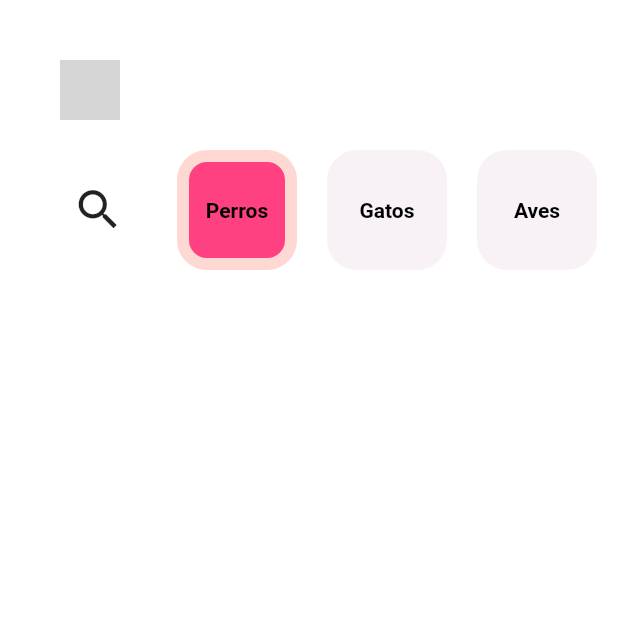
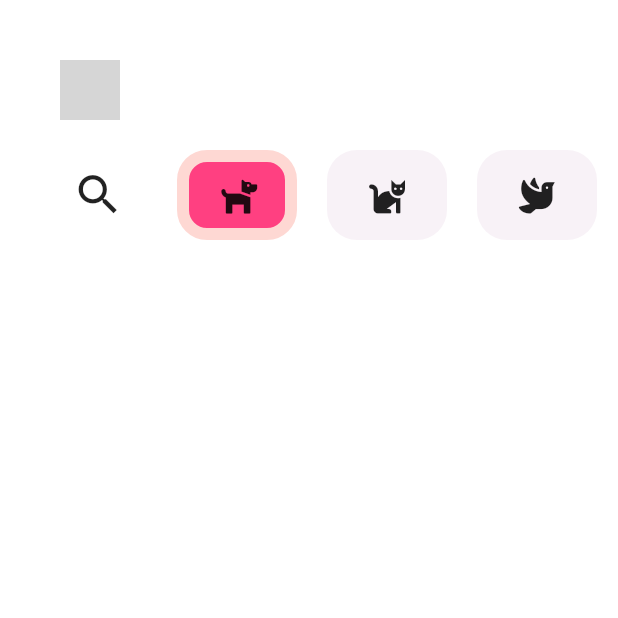
Before and after one commit to yargm/gudpets, a Flutter app: the screen it shows after launch, on a phone screen of 412 x 824 dp, the top half of it. Run offline on Flutter 3.47's test engine with Material 2 defaults, Android fonts, the phone set to English and light mode, and no system bars; our stand-ins replace cloud_firestore, font_awesome_flutter; missing offline and left inert: grouped_buttons; accounts and stored records are empty; network calls fail; Roboto replaces fonts that are missing (Montserrat); grey boxes are pictures that could not be loaded.

Commit message:
agregamos iconos a la barra de filtros las tarjetas de imagenes se acomodaron

```diff
--- a/lib/home.dart
+++ b/lib/home.dart
@@ -1,4 +1,5 @@
 import 'package:flutter/material.dart';
+import 'package:font_awesome_flutter/font_awesome_flutter.dart';
 import 'animal.dart';
 import 'package:cloud_firestore/cloud_firestore.dart';
 import 'models.dart';
@@ -11,9 +12,9 @@ class HomePage extends StatefulWidget {
 class _HomePageState extends State<HomePage> {
   var animales = Firestore.instance.collection('animales').snapshots();
 
-  Widget _categoria(bool _isSelected, String categoria) {
+  Widget _categoria(bool _isSelected, Icon ion) {
     return GestureDetector(
-      onTap: () => print('Seleccionó $categoria'),
+      onTap: () => print('Seleccionó '),
       child: Container(
           margin: EdgeInsets.all(10.0),
           width: 80.0,
@@ -25,13 +26,7 @@ class _HomePageState extends State<HomePage> {
                 : null,
           ),
           child: Center(
-            child: Text(categoria,
-                style: TextStyle(
-                  fontFamily: 'Montserrat',
-                  fontSize: 14.0,
-                  fontWeight: FontWeight.w600,
-                  color: Colors.black,
-                )),
+            child: IconButton(onPressed: () => null, icon: ion),
           )),
     );
   }
@@ -43,7 +38,7 @@ class _HomePageState extends State<HomePage> {
         body: ListView(
           children: <Widget>[
             Container(
-              padding: EdgeInsets.only(left: 40.0, top: 40.0),
+              padding: EdgeInsets.only(left: 40.0, top: 40.0, right: 40),
               alignment: Alignment.centerLeft,
               child: CircleAvatar(
                 child: ClipOval(
@@ -59,7 +54,7 @@ class _HomePageState extends State<HomePage> {
             ),
             SizedBox(height: 10.0),
             Container(
-                height: 100.0,
+                height: 80.0,
                 child: ListView(
                   scrollDirection: Axis.horizontal,
                   children: <Widget>[
@@ -76,10 +71,9 @@ class _HomePageState extends State<HomePage> {
                         ),
                       ),
                     ),
-                    _categoria(true, 'Perros'),
-                    _categoria(false, 'Gatos'),
-                    _categoria(false, 'Aves'),
-                    _categoria(false, 'Otros'),
+                    _categoria(true, Icon(FontAwesomeIcons.dog)),
+                    _categoria(false, Icon(FontAwesomeIcons.cat)),
+                    _categoria(false, Icon(FontAwesomeIcons.dove)),
                   ],
                 )),
             SizedBox(
--- a/lib/models.dart
+++ b/lib/models.dart
@@ -9,8 +9,8 @@ class AnimalModel {
   String edad;
   bool esterilizacion;
   bool vacunacion;
-  dynamic album;
-
+ // dynamic album;
+int id;
 
   AnimalModel(
       {this.desc,
@@ -21,7 +21,9 @@ class AnimalModel {
       this.edad,
       this.esterilizacion,
       this.vacunacion,
-      this.album});
+    //  this.album,
+      this.id
+      });
 
   AnimalModel.fromDocumentSnapshot(DocumentSnapshot data) {
     foto = data['foto'];
@@ -32,6 +34,7 @@ class AnimalModel {
     edad = data['edad'];
     esterilizacion = data['esterilizacion'];
     vacunacion = data['vacunacion'];
-    album = data['album'];
+   // album = data['album'];
+    id =data['id'] ;
   }
 }
--- a/pubspec.yaml
+++ b/pubspec.yaml
@@ -29,7 +29,7 @@ dependencies:
   firebase_auth: ^0.11.1+8
   google_sign_in: ^4.0.4
   grouped_buttons: ^1.0.4
-
+  font_awesome_flutter: ^8.5.0
 
 dev_dependencies:
   flutter_test:
```
Also changed, not shown: lib/animal.dart (+25 -7 lines), pubspec.lock.
